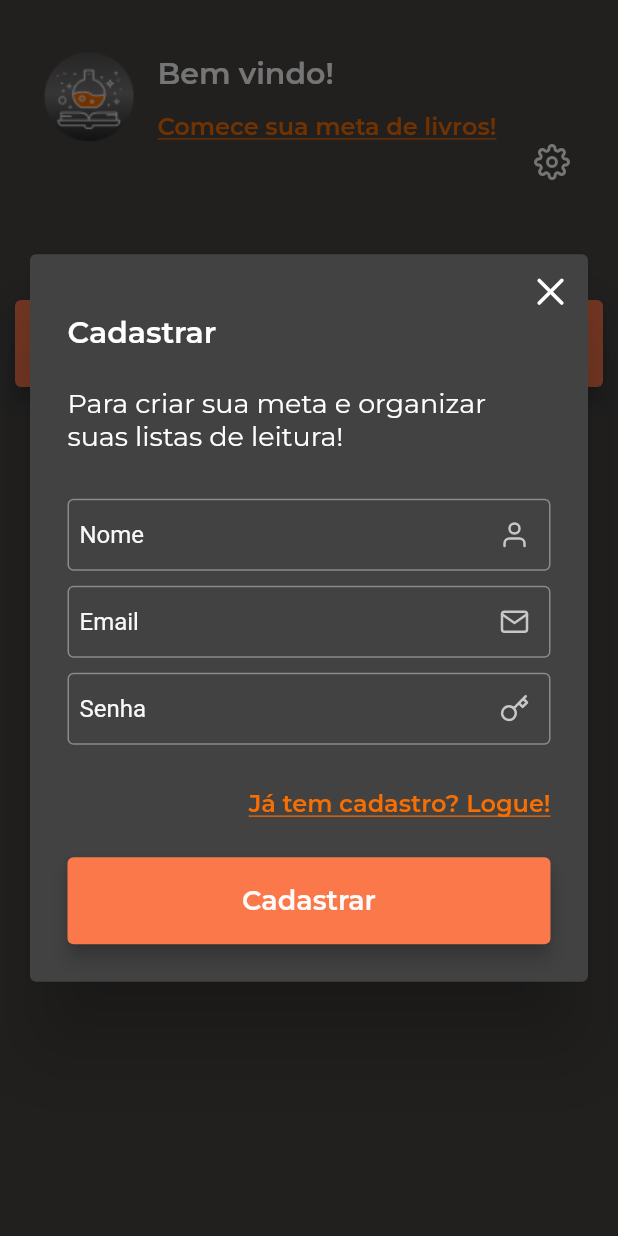
After one commit to BeatrizMiranda/bookSpell, a Flutter app: the HomePage screen opened by its route, after a tap on "Comece sua meta de livros!", on a phone screen of 412 x 824 dp. The commit adds this screen. Run offline on Flutter 3.47's test engine with Material 2 defaults, Android fonts, the phone set to English and light mode, and no system bars; our stand-ins replace flutter_feather_icons, google_fonts, shared_preferences; accounts and stored records are empty.

Commit message:
fix: comming not commited mac files

```diff
--- /dev/null
+++ b/lib/components/Modal/FormModal.dart
@@ -0,0 +1,65 @@
+import 'package:bookspell/shared/constants/appTextStyles.dart';
+import 'package:flutter/material.dart';
+import 'package:flutter_feather_icons/flutter_feather_icons.dart';
+
+class FormModalComponent extends StatelessWidget {
+  const FormModalComponent({
+    Key? key,
+    required this.title,
+    required this.subTitle,
+    required this.form,
+    required this.button,
+    this.link,
+    this.backLink,
+  }) : super(key: key);
+
+  final String title;
+  final String subTitle;
+  final Widget form;
+  final Widget? link;
+  final Widget button;
+  final Widget? backLink;
+
+  @override
+  Widget build(BuildContext context) {
+    return SimpleDialog(
+      insetPadding: EdgeInsets.all(20),
+      title: Row(
+        mainAxisAlignment: MainAxisAlignment.end,
+        children: [
+          GestureDetector(
+            onTap: () {
+              Navigator.pop(context);
+            },
+            child: Icon(FeatherIcons.x, size: 30),
+          ),
+        ],
+      ),
+      titlePadding: EdgeInsets.only(top: 10, right: 10),
+      contentPadding: EdgeInsets.fromLTRB(25, 0, 25, 25),
+      children: [
+        Column(
+          children: [
+            if (backLink != null) Wrap(children: [backLink as Widget]),
+            Row(
+              mainAxisAlignment: MainAxisAlignment.start,
+              children: [Text(title, style: AppTextStyles.title)],
+            ),
+            SizedBox(height: 25),
+            Text(subTitle, style: AppTextStyles.body),
+            SizedBox(height: 25),
+            form,
+            SizedBox(height: 25),
+            if (link != null)
+              Row(
+                mainAxisAlignment: MainAxisAlignment.end,
+                children: [link as Widget],
+              ),
+            SizedBox(height: 25),
+            button,
+          ],
+        )
+      ],
+    );
+  }
+}
--- a/lib/pages/AuthModal/LoginModal.dart
+++ b/lib/pages/AuthModal/LoginModal.dart
@@ -1,14 +1,14 @@
 import 'package:bookspell/components/CustomButton/CustomButton.dart';
 import 'package:bookspell/components/FormTextField.dart';
-import 'package:bookspell/components/Modal/Modal.dart';
 import 'package:bookspell/pages/AuthModal/SignInModal.dart';
+import 'package:bookspell/components/Modal/FormModal.dart';
 import 'package:bookspell/shared/constants/appTextStyles.dart';
 import 'package:bookspell/shared/functions/utils.dart';
 import 'package:flutter/material.dart';
 import 'package:flutter_feather_icons/flutter_feather_icons.dart';
 
-class LoginFormCompoent extends StatelessWidget {
-  LoginFormCompoent({Key? key, required this.loginFormKey}) : super(key: key);
+class LoginFormComponent extends StatelessWidget {
+  LoginFormComponent({Key? key, required this.loginFormKey}) : super(key: key);
   final GlobalKey<FormState> loginFormKey;
 
   @override
@@ -70,10 +70,10 @@ openLoginModal(context) {
   return showDialog(
     context: context,
     builder: (BuildContext context) {
-      return ModalComponent(
+      return FormModalComponent(
         title: 'Cadastrar',
         subTitle: 'Para criar sua meta e organizar suas listas de leitura!',
-        form: LoginFormCompoent(loginFormKey: loginFormKey),
+        form: LoginFormComponent(loginFormKey: loginFormKey),
         link: InkWell(
           child: Text(
             'Já tem cadastro? Logue!',
--- a/lib/shared/theme/appThemes.dart
+++ b/lib/shared/theme/appThemes.dart
@@ -1,6 +1,5 @@
 import 'package:bookspell/shared/constants/appColors.dart';
 import 'package:flutter/material.dart';
-import 'package:flutter/services.dart';
 
 class AppThemes {
   static final darkTheme = ThemeData(
```
Also changed, not shown: lib/components/Modal/DialogModal.dart (renamed from lib/components/Modal/Modal.dart, +5 -17 lines), lib/pages/AuthModal/ForgetPasswordModal.dart (added, +68 -0 lines), lib/pages/AuthModal/SignInModal.dart (+24 -24 lines).
